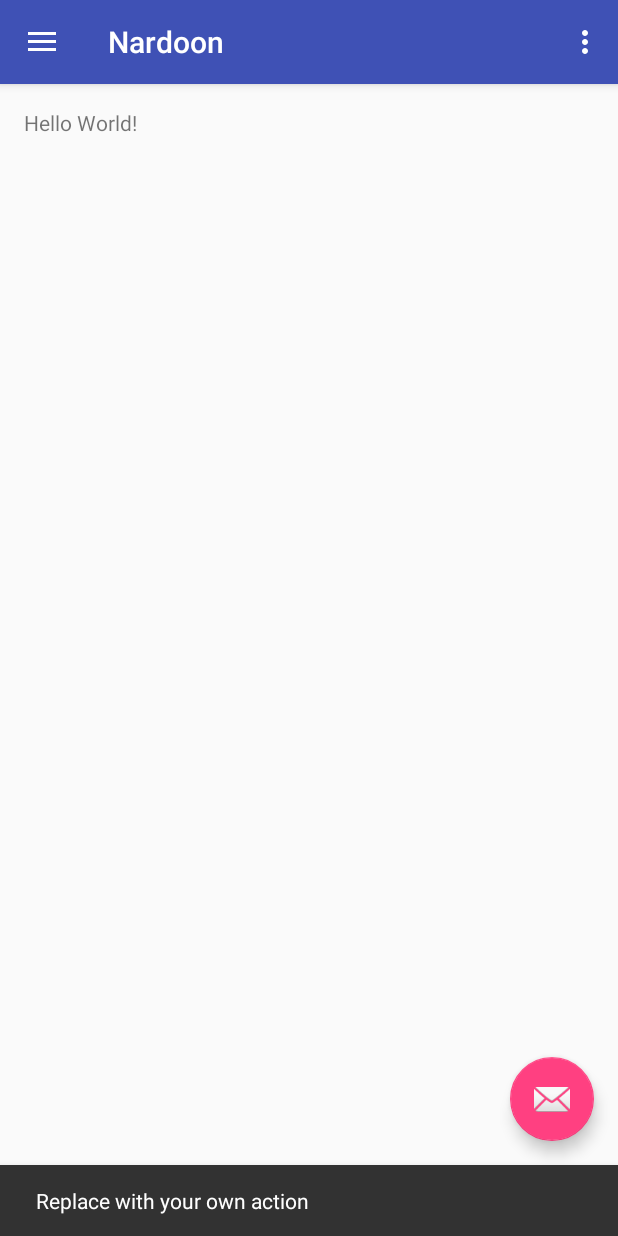
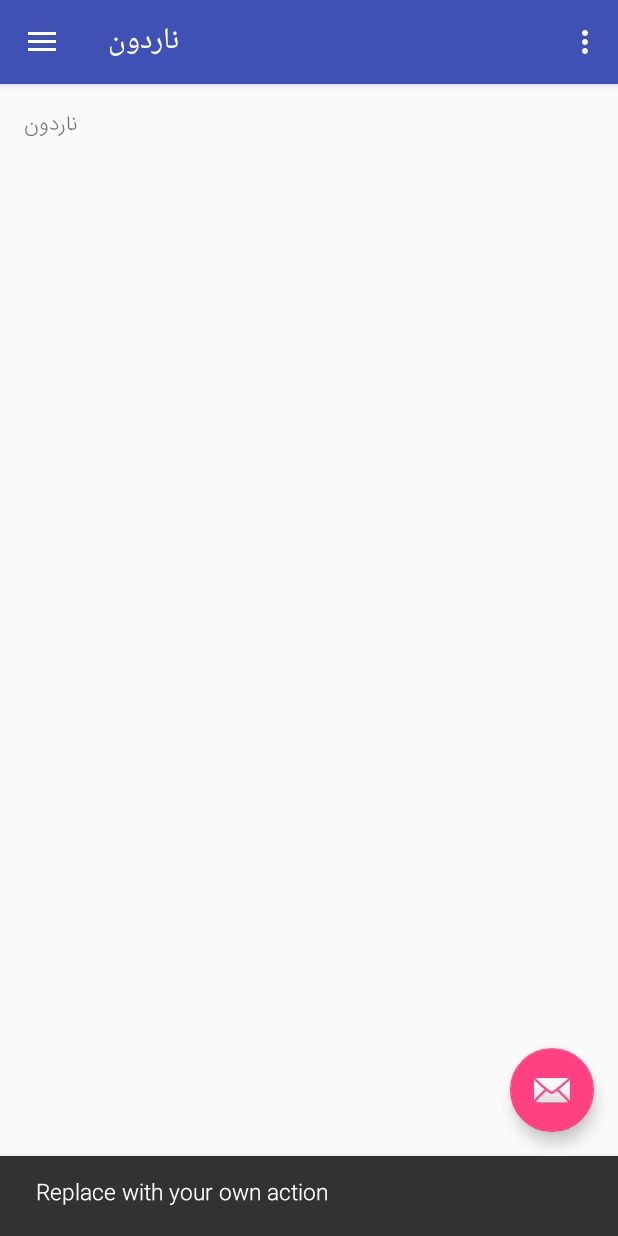
Before and after one commit to Saha-S/Nardoun, an Android app: the screen it shows after launch (Main), after a tap on an icon or button, on a phone screen of 412 x 824 dp. Run offline under Robolectric (Android 15) with nearby library versions, the phone set to English and light mode, and no system bars.

Commit message:
font set

```diff
--- a/app/src/main/AndroidManifest.xml
+++ b/app/src/main/AndroidManifest.xml
@@ -3,6 +3,7 @@
     package="com.appmagazine.nardoon">
 
     <application
+        android:name=".App"
         android:allowBackup="true"
         android:icon="@mipmap/ic_launcher"
         android:label="@string/app_name"
--- /dev/null
+++ b/app/src/main/java/com/appmagazine/nardoon/App.java
@@ -0,0 +1,92 @@
+package com.appmagazine.nardoon;
+
+import android.app.Application;
+import android.content.Context;
+import android.content.Intent;
+import android.content.SharedPreferences;
+import android.graphics.Color;
+import android.graphics.Typeface;
+import android.preference.PreferenceManager;
+import android.util.Log;
+import android.view.Gravity;
+import android.view.View;
+import android.view.ViewGroup;
+import android.widget.LinearLayout;
+import android.widget.TextView;
+import android.widget.Toast;
+
+import java.lang.reflect.Field;
+
+/**
+ * Created by behroozhj on 2/20/17.
+ */
+
+public class App extends Application {
+
+    public static Context context;
+    public static SharedPreferences preferences;
+    public static Typeface appfont;
+
+
+    public void             onCreate() {
+
+        context=getApplicationContext();
+        appfont = getFont();
+        overrideFont(context,"SERIF", "Sansfarsi.ttf");
+        preferences = PreferenceManager.getDefaultSharedPreferences(context);
+
+    }
+
+    public static void      overrideFont( Context context, String defaultFontNameToOverride, String customFontFileNameInAssets) {
+        try {
+            final Typeface customFontTypeface = Typeface.createFromAsset(context.getAssets(), customFontFileNameInAssets);
+
+            final Field defaultFontTypefaceField = Typeface.class.getDeclaredField(defaultFontNameToOverride);
+            defaultFontTypefaceField.setAccessible(true);
+            defaultFontTypefaceField.set(null, customFontTypeface);
+        } catch (Exception e) {
+            Log.e("TypefaceUtil", "Can not set custom font " + customFontFileNameInAssets + " instead of " + defaultFontNameToOverride);
+        }
+    }
+
+    public static void      setAllTextView(ViewGroup parent) {
+        for (int i = parent.getChildCount() - 1; i >= 0; i--) {
+            final View child = parent.getChildAt(i);
+            if (child instanceof ViewGroup) {
+                setAllTextView((ViewGroup) child);
+            } else if (child instanceof TextView) {
+                ((TextView) child).setTypeface(getFont());
+            }
+        }
+    }
+
+    public static Typeface  getFont() {
+        return Typeface.createFromAsset(context.getAssets(), "Sansfarsi.ttf");
+    }
+
+    public static void      CustomToast(String messgae) {
+
+        LinearLayout layout=new LinearLayout(context);
+        layout.setBackgroundColor(Color.parseColor("#009688"));
+        TextView view=new TextView(context);
+        view.setText(messgae);
+        view.setTextColor(Color.parseColor("#FFFFFF"));
+        view.setTextSize(18);
+        view.setShadowLayer(5,2,2,Color.parseColor("#000000"));
+        view.setTypeface(appfont);
+        view.setPadding(20, 20, 20, 20);
+        view.setGravity(Gravity.CENTER);
+        layout.addView(view);
+        Toast toast=new Toast(context);
+        toast.setDuration(Toast.LENGTH_LONG);
+        toast.setView(layout);
+        toast.show();
+    }
+
+    public static void      newactivity(Context context,Class activity){
+
+        Intent intent =new Intent(context,activity);
+        context.startActivity(intent);
+
+    }
+}
--- a/app/src/main/res/layout/content_main.xml
+++ b/app/src/main/res/layout/content_main.xml
@@ -16,5 +16,5 @@
     <TextView
         android:layout_width="wrap_content"
         android:layout_height="wrap_content"
-        android:text="Hello World!" />
+        android:text="ناردون" />
 </RelativeLayout>
--- a/app/src/main/res/values/strings.xml
+++ b/app/src/main/res/values/strings.xml
@@ -1,5 +1,5 @@
 <resources>
-    <string name="app_name">Nardoon</string>
+    <string name="app_name">ناردون</string>
 
     <string name="navigation_drawer_open">Open navigation drawer</string>
     <string name="navigation_drawer_close">Close navigation drawer</string>
--- a/app/src/main/res/values/styles.xml
+++ b/app/src/main/res/values/styles.xml
@@ -6,15 +6,21 @@
         <item name="colorPrimary">@color/colorPrimary</item>
         <item name="colorPrimaryDark">@color/colorPrimaryDark</item>
         <item name="colorAccent">@color/colorAccent</item>
+        <item name="android:typeface">serif</item>
     </style>
 
     <style name="AppTheme.NoActionBar">
         <item name="windowActionBar">false</item>
         <item name="windowNoTitle">true</item>
+        <item name="android:typeface">serif</item>
     </style>
 
-    <style name="AppTheme.AppBarOverlay" parent="ThemeOverlay.AppCompat.Dark.ActionBar" />
+    <style name="AppTheme.AppBarOverlay" parent="ThemeOverlay.AppCompat.Dark.ActionBar" >
+        <item name="android:typeface">serif</item>
+    </style>
 
-    <style name="AppTheme.PopupOverlay" parent="ThemeOverlay.AppCompat.Light" />
+    <style name="AppTheme.PopupOverlay" parent="ThemeOverlay.AppCompat.Light" >
+        <item name="android:typeface">serif</item>
+    </style>
 
 </resources>
```
Also changed, not shown: app/src/main/assets/Sansfarsi.ttf (added).
